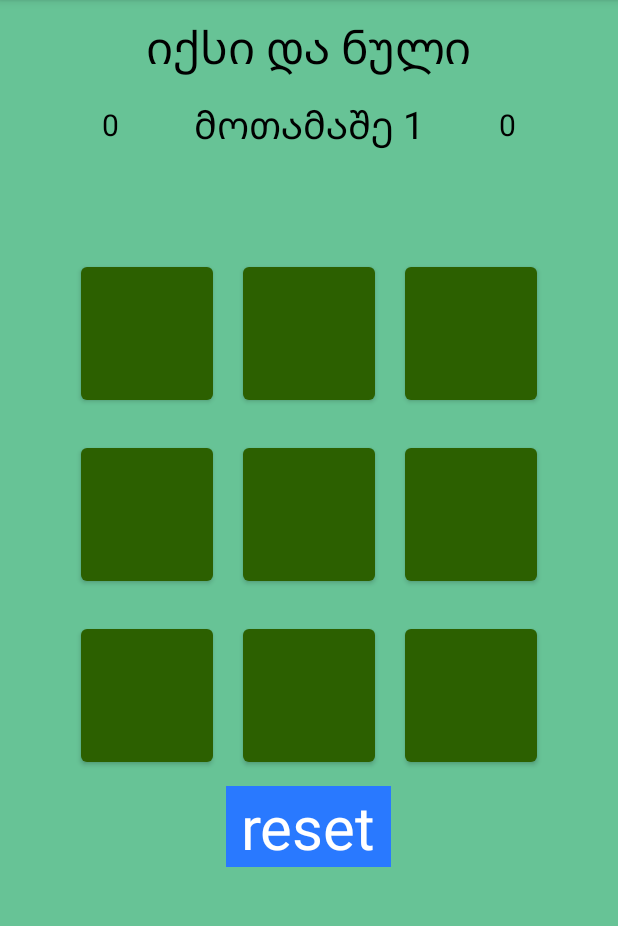
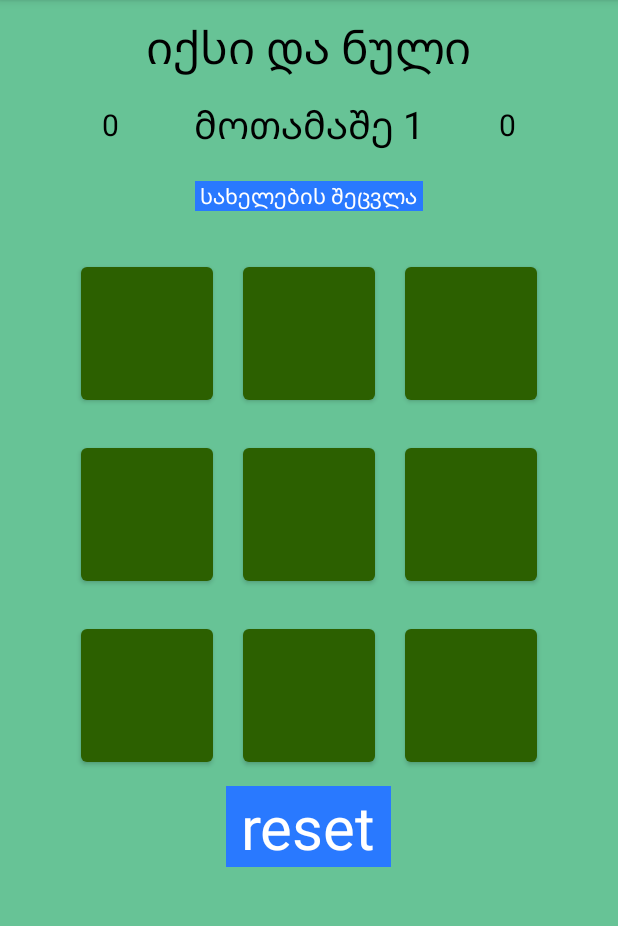
Before and after one commit to datasara005/tic-tac-toe, an Android app: the screen it shows after launch (MainActivity), on a phone screen of 412 x 824 dp, the part 84-1010 px from its top. Run offline under Robolectric (Android 15) with nearby library versions, the phone set to English and light mode, and no system bars.

Commit message:
iqsi da nuli

```diff
--- a/app/src/main/java/com/example/iqsidanuli/MainActivity.kt
+++ b/app/src/main/java/com/example/iqsidanuli/MainActivity.kt
@@ -11,63 +11,131 @@ import android.widget.Button
 import android.widget.TextView
 import android.widget.Toast
 import androidx.annotation.RequiresApi
+import androidx.constraintlayout.widget.ConstraintSet.Layout
+import com.google.android.material.textfield.TextInputEditText
 
 class MainActivity : AppCompatActivity(), View.OnClickListener {
 
 
-    lateinit var x0:Button
-    lateinit var x1:Button
-    lateinit var x2:Button
-    lateinit var x3:Button
-    lateinit var x4:Button
-    lateinit var x5:Button
-    lateinit var x6:Button
-    lateinit var x7:Button
-    lateinit var x8:Button
+    lateinit var x0: Button
+    lateinit var x1: Button
+    lateinit var x2: Button
+    lateinit var x3: Button
+    lateinit var x4: Button
+    lateinit var x5: Button
+    lateinit var x6: Button
+    lateinit var x7: Button
+    lateinit var x8: Button
 
-    lateinit var erti:TextView
-    lateinit var ori:TextView
+    lateinit var erti: TextView
+    lateinit var ori: TextView
 
-    lateinit var reset:TextView
+    lateinit var reset: TextView
 
-    lateinit var player:TextView
+    lateinit var player: TextView
 
-    var activoba=true
+    var activoba = true
 
-    var mogebuli=0
+    var mogebuli = 0
 
-    var angarishi1=0
-    var angarishi2=0
+    var angarishi1 = 0
+    var angarishi2 = 0
 
-    var player1=0
-    var player2=1
-    var activeplayer=player1
-    lateinit var archeuli:IntArray
+    var player1 = 0
+    var player2 = 1
+    var activeplayer = player1
+    lateinit var archeuli: IntArray
 
+
+    lateinit var change:TextView
+
+
+    lateinit var saxeli1:TextInputEditText
+    lateinit var saxeli2:TextInputEditText
+    lateinit var dadastureba: TextView
 
 
     override fun onCreate(savedInstanceState: Bundle?) {
         super.onCreate(savedInstanceState)
         setContentView(R.layout.activity_main)
-        archeuli= intArrayOf(-1,-1,-1,-1,-1,-1,-1,-1,-1)
-
-        x0=findViewById(R.id.x0)
-        x1=findViewById(R.id.x1)
-        x2=findViewById(R.id.x2)
-        x3=findViewById(R.id.x3)
-        x4=findViewById(R.id.x4)
-        x5=findViewById(R.id.x5)
-        x6=findViewById(R.id.x6)
-        x7=findViewById(R.id.x7)
-        x8=findViewById(R.id.x8)
-
-        erti=findViewById(R.id.erti)
-        ori=findViewById(R.id.ori)
-
-        reset=findViewById(R.id.reset)
 
 
-        player=findViewById(R.id.player)
+        archeuli = intArrayOf(-1, -1, -1, -1, -1, -1, -1, -1, -1)
+        change=findViewById(R.id.change)
+        change.setOnClickListener {
+            setContentView(R.layout.saxeli)
+            saxeli1=findViewById(R.id.name1)
+            saxeli2=findViewById(R.id.name2)
+            dadastureba=findViewById(R.id.dadastureba)
+            dadastureba.setOnClickListener {
+                if(saxeli1.length()>0 && saxeli2.length()>0 ){
+                    setContentView(R.layout.activity_main)
+                    x0 = findViewById(R.id.x0)
+                    x1 = findViewById(R.id.x1)
+                    x2 = findViewById(R.id.x2)
+                    x3 = findViewById(R.id.x3)
+                    x4 = findViewById(R.id.x4)
+                    x5 = findViewById(R.id.x5)
+                    x6 = findViewById(R.id.x6)
+                    x7 = findViewById(R.id.x7)
+                    x8 = findViewById(R.id.x8)
+
+                    erti = findViewById(R.id.erti)
+                    ori = findViewById(R.id.ori)
+
+                    reset = findViewById(R.id.reset)
+
+
+                    player = findViewById(R.id.player)
+
+
+
+
+
+
+                    x0.setOnClickListener(this)
+                    x1.setOnClickListener(this)
+                    x2.setOnClickListener(this)
+                    x3.setOnClickListener(this)
+                    x4.setOnClickListener(this)
+                    x5.setOnClickListener(this)
+                    x6.setOnClickListener(this)
+                    x7.setOnClickListener(this)
+                    x8.setOnClickListener(this)
+
+
+
+
+
+
+                }
+            }
+        }
+
+
+
+
+        x0 = findViewById(R.id.x0)
+        x1 = findViewById(R.id.x1)
+        x2 = findViewById(R.id.x2)
+        x3 = findViewById(R.id.x3)
+        x4 = findViewById(R.id.x4)
+        x5 = findViewById(R.id.x5)
+        x6 = findViewById(R.id.x6)
+        x7 = findViewById(R.id.x7)
+        x8 = findViewById(R.id.x8)
+
+        erti = findViewById(R.id.erti)
+        ori = findViewById(R.id.ori)
+
+        reset = findViewById(R.id.reset)
+
+
+        player = findViewById(R.id.player)
+
+
+
+
 
 
         x0.setOnClickListener(this)
@@ -82,17 +150,20 @@ class MainActivity : AppCompatActivity(), View.OnClickListener {
 
 
 
+
     }
+
 
     @RequiresApi(Build.VERSION_CODES.M)
     override fun onClick(v: View?) {
+
 
         if (!activoba)
             return
 
         var dawerili = findViewById<Button>(v!!.id)
-        var dawrilitagi=Integer.parseInt(dawerili.tag.toString())
-        if (archeuli[dawrilitagi]!=-1)
+        var dawrilitagi = Integer.parseInt(dawerili.tag.toString())
+        if (archeuli[dawrilitagi] != -1)
             return
 
 
@@ -101,18 +172,30 @@ class MainActivity : AppCompatActivity(), View.OnClickListener {
 
         if (activeplayer == player1) {
             dawerili.setText("O")
-            activeplayer=player2
-            player.setText("მოთამაშე 2")
+            activeplayer = player2
+            if(saxeli1.length()>0 && saxeli2.length()>0 ){
+                player.setText(saxeli2.text.toString())
+
+            }
+            else{
+                player.setText("მოთამაშე 2")
+            }
+
             dawerili.setTextColor(Color.BLACK)
-            dawerili.backgroundTintList=getColorStateList(R.color.yellow)
+            dawerili.backgroundTintList = getColorStateList(R.color.yellow)
             mogeba()
-        }
-        else if (activeplayer==player2){
+        } else if (activeplayer == player2) {
             dawerili.setText("X")
-            activeplayer=player1
-            player.setText("მოთამაშე 1")
+            activeplayer = player1
+            if(saxeli1.length()>0 && saxeli2.length()>0 ){
+                player.setText(saxeli1.text.toString())
+
+            }
+            else{
+                player.setText("მოთამაშე 1")
+            }
             dawerili.setTextColor(Color.BLACK)
-            dawerili.backgroundTintList=getColorStateList(R.color.orange)
+            dawerili.backgroundTintList = getColorStateList(R.color.orange)
             mogeba()
         }
 
@@ -120,28 +203,29 @@ class MainActivity : AppCompatActivity(), View.OnClickListener {
     }
 
     private fun mogeba() {
-        if ((x0.text==x1.text && x1.text==x2.text && x0.text=="O")||(x0.text==x4.text && x4.text==x8.text && x0.text=="O")||(x0.text==x3.text && x3.text==x6.text && x0.text=="O")
-            ||(x4.text==x1.text && x1.text==x7.text && x4.text=="O")||(x2.text==x5.text && x8.text==x2.text && x2.text=="O")||(x2.text==x4.text && x6.text==x2.text && x2.text=="O")
-            ||(x3.text==x4.text && x4.text==x5.text && x4.text=="O")||(x7.text==x6.text && x6.text==x8.text && x8.text=="O")) {
-            activoba=false
-            mogebuli=1
+        if ((x0.text == x1.text && x1.text == x2.text && x0.text == "O") || (x0.text == x4.text && x4.text == x8.text && x0.text == "O") || (x0.text == x3.text && x3.text == x6.text && x0.text == "O")
+            || (x4.text == x1.text && x1.text == x7.text && x4.text == "O") || (x2.text == x5.text && x8.text == x2.text && x2.text == "O") || (x2.text == x4.text && x6.text == x2.text && x2.text == "O")
+            || (x3.text == x4.text && x4.text == x5.text && x4.text == "O") || (x7.text == x6.text && x6.text == x8.text && x8.text == "O")
+        ) {
+            activoba = false
+            mogebuli = 1
             Toast.makeText(this, "მოიგო პირველმა", Toast.LENGTH_SHORT).show()
 
-        }
-        else if ((x0.text==x1.text && x1.text==x2.text && x0.text=="X")||(x0.text==x4.text && x4.text==x8.text && x0.text=="X")||(x0.text==x3.text && x3.text==x6.text && x0.text=="X")
-            ||(x4.text==x1.text && x1.text==x7.text && x4.text=="X")||(x2.text==x5.text && x8.text==x2.text && x2.text=="X")||(x2.text==x4.text && x6.text==x2.text && x2.text=="X")
-            ||(x3.text==x4.text && x4.text==x5.text && x4.text=="X")||(x7.text==x6.text && x6.text==x8.text && x8.text=="X")) {
-            activoba=false
-            mogebuli=2
+        } else if ((x0.text == x1.text && x1.text == x2.text && x0.text == "X") || (x0.text == x4.text && x4.text == x8.text && x0.text == "X") || (x0.text == x3.text && x3.text == x6.text && x0.text == "X")
+            || (x4.text == x1.text && x1.text == x7.text && x4.text == "X") || (x2.text == x5.text && x8.text == x2.text && x2.text == "X") || (x2.text == x4.text && x6.text == x2.text && x2.text == "X")
+            || (x3.text == x4.text && x4.text == x5.text && x4.text == "X") || (x7.text == x6.text && x6.text == x8.text && x8.text == "X")
+        ) {
+            activoba = false
+            mogebuli = 2
             Toast.makeText(this, "მოიგო მეორემ", Toast.LENGTH_SHORT).show()
         }
-        var count=0
-        for (i in 0 until archeuli.size){
-            if (archeuli[i]==-1){
+        var count = 0
+        for (i in 0 until archeuli.size) {
+            if (archeuli[i] == -1) {
                 count++
             }
         }
-        if (count==0){
+        if (count == 0) {
             Toast.makeText(this, "ფრე", Toast.LENGTH_SHORT).show()
             return
         }
@@ -150,9 +234,9 @@ class MainActivity : AppCompatActivity(), View.OnClickListener {
 
     @RequiresApi(Build.VERSION_CODES.M)
     fun reset(view: View) {
-        archeuli= intArrayOf(-1,-1,-1,-1,-1,-1,-1,-1,-1)
-        activeplayer=player1
-        activoba=true
+        archeuli = intArrayOf(-1, -1, -1, -1, -1, -1, -1, -1, -1)
+        activeplayer = player1
+        activoba = true
         player.setText("მოთამაშე 1")
         x0.setText("")
         x1.setText("")
@@ -163,29 +247,28 @@ class MainActivity : AppCompatActivity(), View.OnClickListener {
         x6.setText("")
         x7.setText("")
         x8.setText("")
-        x0.backgroundTintList=getColorStateList(R.color.purple_500)
-        x1.backgroundTintList=getColorStateList(R.color.purple_500)
-        x2.backgroundTintList=getColorStateList(R.color.purple_500)
-        x3.backgroundTintList=getColorStateList(R.color.purple_500)
-        x4.backgroundTintList=getColorStateList(R.color.purple_500)
-        x5.backgroundTintList=getColorStateList(R.color.purple_500)
-        x6.backgroundTintList=getColorStateList(R.color.purple_500)
-        x7.backgroundTintList=getColorStateList(R.color.purple_500)
-        x8.backgroundTintList=getColorStateList(R.color.purple_500)
+        x0.backgroundTintList = getColorStateList(R.color.purple_500)
+        x1.backgroundTintList = getColorStateList(R.color.purple_500)
+        x2.backgroundTintList = getColorStateList(R.color.purple_500)
+        x3.backgroundTintList = getColorStateList(R.color.purple_500)
+        x4.backgroundTintList = getColorStateList(R.color.purple_500)
+        x5.backgroundTintList = getColorStateList(R.color.purple_500)
+        x6.backgroundTintList = getColorStateList(R.color.purple_500)
+        x7.backgroundTintList = getColorStateList(R.color.purple_500)
+        x8.backgroundTintList = getColorStateList(R.color.purple_500)
 
-        if (mogebuli==1) {
-            angarishi1+=1
-            erti.text=angarishi1.toString()
-            mogebuli=0
+        if (mogebuli == 1) {
+            angarishi1 += 1
+            erti.text = angarishi1.toString()
+            mogebuli = 0
 
 
         }
-        if (mogebuli==2) {
+        if (mogebuli == 2) {
             angarishi2 += 1
             ori.text = angarishi2.toString()
-            mogebuli=0
+            mogebuli = 0
         }
-
 
 
     }
--- a/app/src/main/res/layout/activity_main.xml
+++ b/app/src/main/res/layout/activity_main.xml
@@ -74,6 +74,23 @@
             android:layout_marginLeft="50dp"
             tools:ignore="MissngConstraints"
             tools:layout_editor_absoluteX="98dp" />
+    </LinearLayout>
+    <LinearLayout
+        android:layout_width="match_parent"
+        android:layout_height="wrap_content"
+        app:layout_constraintTop_toBottomOf="@+id/ganlageba2"
+        android:layout_marginTop="20dp"
+        android:gravity="center">
+        <TextView
+            android:id="@+id/change"
+            android:layout_width="wrap_content"
+            android:layout_height="wrap_content"
+            android:text=" სახელების შეცვლა "
+            android:textColor="@color/white"
+            android:background="@color/blue"
+            >
+
+        </TextView>
     </LinearLayout>
 
     <LinearLayout
--- a/app/src/main/res/values/colors.xml
+++ b/app/src/main/res/values/colors.xml
@@ -1,6 +1,6 @@
 <?xml version="1.0" encoding="utf-8"?>
 <resources>
-    <color name="purple_200">#FFBB86FC</color>
+    <color name="purple_200">#5FD100</color>
     <color name="purple_500">#2C6000</color>
     <color name="purple_700">#183500</color>
     <color name="teal_200">#FF03DAC5</color>
```
